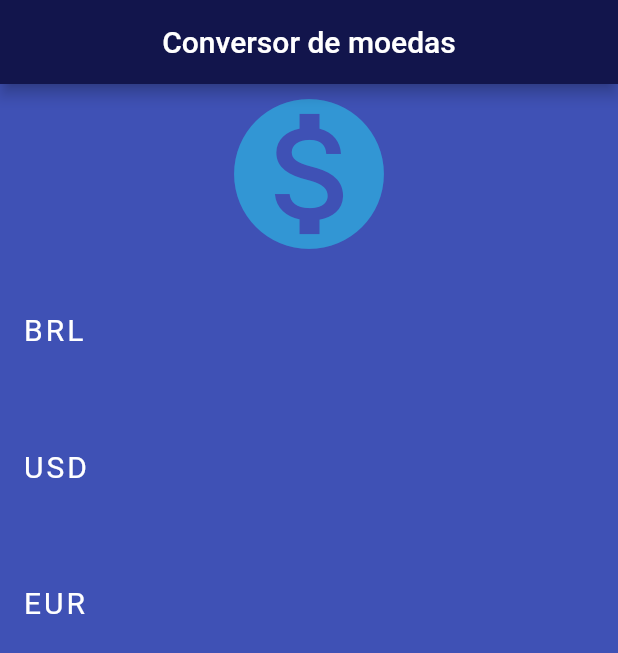
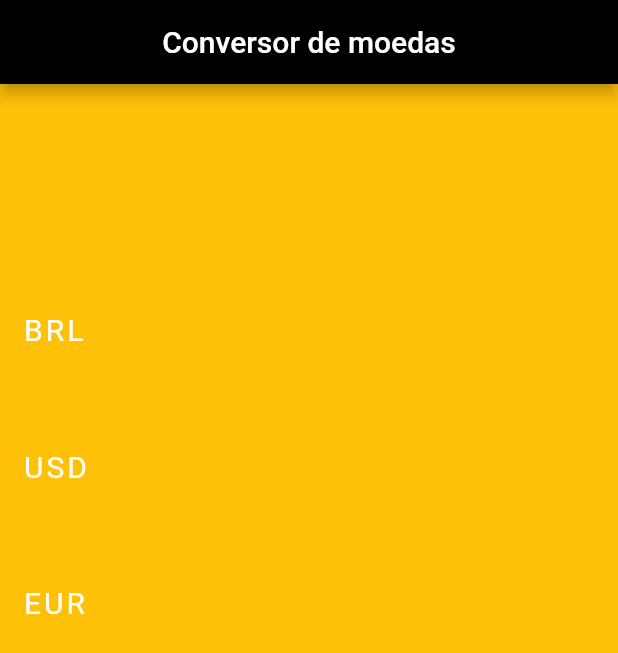
Before and after one commit to PeterCcT/App-Fluter-Conversor-de-moedas-integrado-com-API, a Flutter app: the screen it shows after launch, on a phone screen of 412 x 824 dp. Shown: the top 653 px of the screen. Run offline on Flutter 3.47's test engine with Material 2 defaults, Android fonts, the phone set to English and light mode, and no system bars.

Commit message:
Melhoria no código

```diff
--- a/lib/main.dart
+++ b/lib/main.dart
@@ -24,11 +24,11 @@ class _HomeState extends State<Home> {
   @override
   Widget build(BuildContext context) {
     return Scaffold(
-      backgroundColor: Colors.indigo[500],
+      backgroundColor: Colors.amber,
       appBar: AppBar(
         title: Text("Conversor de moedas"),
         centerTitle: true,
-        backgroundColor: Color.fromRGBO(18, 21, 76, 1),
+        backgroundColor: Colors.black,
       ),
       body: SingleChildScrollView(
         child: Form(
@@ -37,89 +37,20 @@ class _HomeState extends State<Home> {
             children: <Widget>[
               Icon(
                 Icons.monetization_on,
-                color: Color.fromRGBO(50, 150, 212, 1),
+                color: Colors.amber,
                 size: 120,
               ),
               Padding(
                 padding: EdgeInsets.symmetric(vertical: 15, horizontal: 15),
-                child: TextFormField(
-                  keyboardType: TextInputType.number,
-                  style: TextStyle(
-                      color: Colors.white, fontSize: 15, letterSpacing: 2),
-                  decoration: InputDecoration(
-                    border: InputBorder.none,
-                    focusedBorder: OutlineInputBorder(
-                        borderRadius: BorderRadius.circular(20),
-                        borderSide: BorderSide(color: Colors.white)),
-                    prefixText: "R\$",
-                    prefixStyle: TextStyle(
-                      color: Color.fromRGBO(250, 250, 250, 0.7),
-                      fontSize: 15,
-                    ),
-                    hintText: "0.00",
-                    hintStyle: TextStyle(
-                      color: Color.fromRGBO(250, 250, 250, 0.4),
-                      fontSize: 15,
-                    ),
-                    labelText: "BRL",
-                    labelStyle: TextStyle(color: Colors.white, fontSize: 20),
-                  ),
-                ),
+                child: buildTextField("BRL", "R\$"),
               ),
               Padding(
                 padding: EdgeInsets.symmetric(vertical: 15, horizontal: 15),
-                child: TextFormField(
-                  keyboardType: TextInputType.number,
-                  style: TextStyle(
-                      color: Colors.white, fontSize: 15, letterSpacing: 2),
-                  decoration: InputDecoration(
-                    border: InputBorder.none,
-                    focusedBorder: OutlineInputBorder(
-                        borderRadius: BorderRadius.circular(20),
-                        borderSide: BorderSide(
-                          color: Colors.white,
-                        )),
-                    prefixText: "U\$",
-                    prefixStyle: TextStyle(
-                      color: Color.fromRGBO(250, 250, 250, 0.7),
-                      fontSize: 15,
-                    ),
-                    hintText: "0.00",
-                    hintStyle: TextStyle(
-                      color: Color.fromRGBO(250, 250, 250, 0.4),
-                      fontSize: 15,
-                    ),
-                    labelText: "USD",
-                    labelStyle: TextStyle(color: Colors.white, fontSize: 20),
-                  ),
-                ),
+                child: buildTextField("USD", "U\$"),
               ),
               Padding(
                 padding: EdgeInsets.symmetric(vertical: 15, horizontal: 15),
-                child: TextFormField(
-                  keyboardType: TextInputType.number,
-                  style: TextStyle(
-                      color: Colors.white, fontSize: 15, letterSpacing: 2),
-                  decoration: InputDecoration(
-                    border: InputBorder.none,
-                    focusedBorder: OutlineInputBorder(
-                      borderRadius: BorderRadius.circular(20),
-                      borderSide: BorderSide(color: Colors.white),
-                    ),
-                    prefixText: "€",
-                    prefixStyle: TextStyle(
-                      color: Color.fromRGBO(250, 250, 250, 0.7),
-                      fontSize: 15,
-                    ),
-                    hintText: "0.00",
-                    hintStyle: TextStyle(
-                      color: Color.fromRGBO(250, 250, 250, 0.4),
-                      fontSize: 15,
-                    ),
-                    labelText: "EUR",
-                    labelStyle: TextStyle(color: Colors.white, fontSize: 20),
-                  ),
-                ),
+                child: buildTextField("EUR", "€"),
               ),
             ],
           ),
@@ -132,4 +63,31 @@ class _HomeState extends State<Home> {
     http.Response resposta = await http.get(request);
     return json.decode(resposta.body);
   }
+
+  Widget buildTextField(String label, String prefixo) {
+    return TextFormField(
+      keyboardType: TextInputType.number,
+      style: TextStyle(color: Colors.white, fontSize: 15, letterSpacing: 2),
+      decoration: InputDecoration(
+        border: InputBorder.none,
+        focusedBorder: OutlineInputBorder(
+            borderRadius: BorderRadius.circular(20),
+            borderSide: BorderSide(
+              color: Colors.white,
+            )),
+        prefixText: prefixo,
+        prefixStyle: TextStyle(
+          color: Color.fromRGBO(250, 250, 250, 0.7),
+          fontSize: 15,
+        ),
+        hintText: "0.00",
+        hintStyle: TextStyle(
+          color: Color.fromRGBO(250, 250, 250, 0.4),
+          fontSize: 15,
+        ),
+        labelText: label,
+        labelStyle: TextStyle(color: Colors.white, fontSize: 20),
+      ),
+    );
+  }
 }
```
